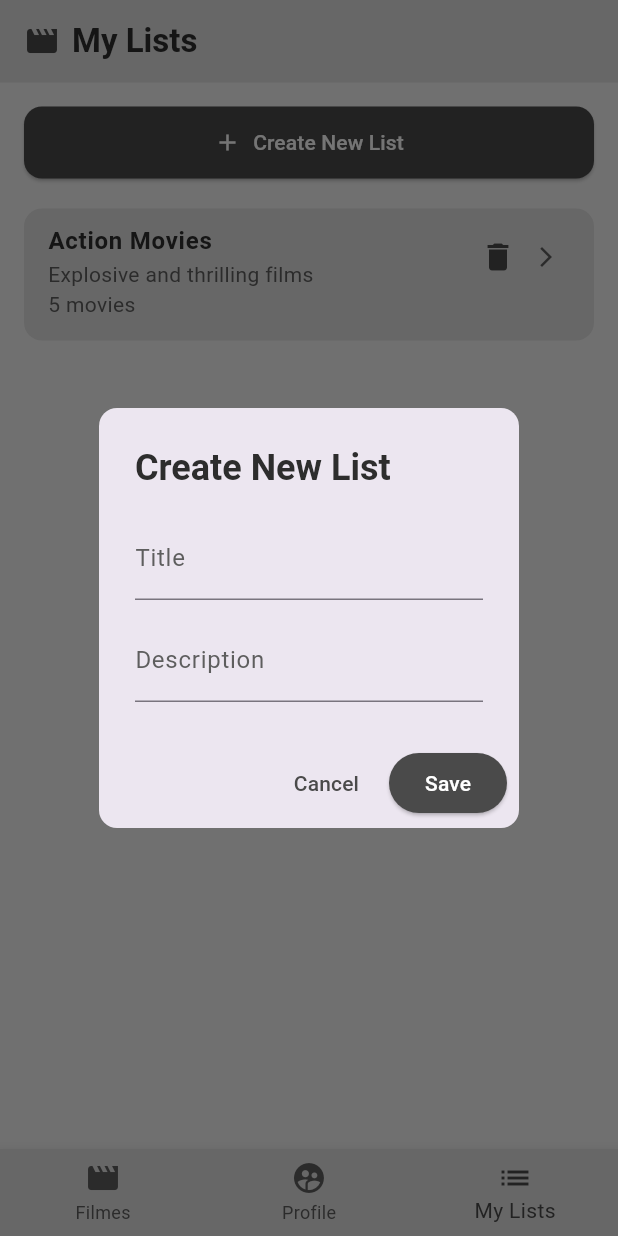
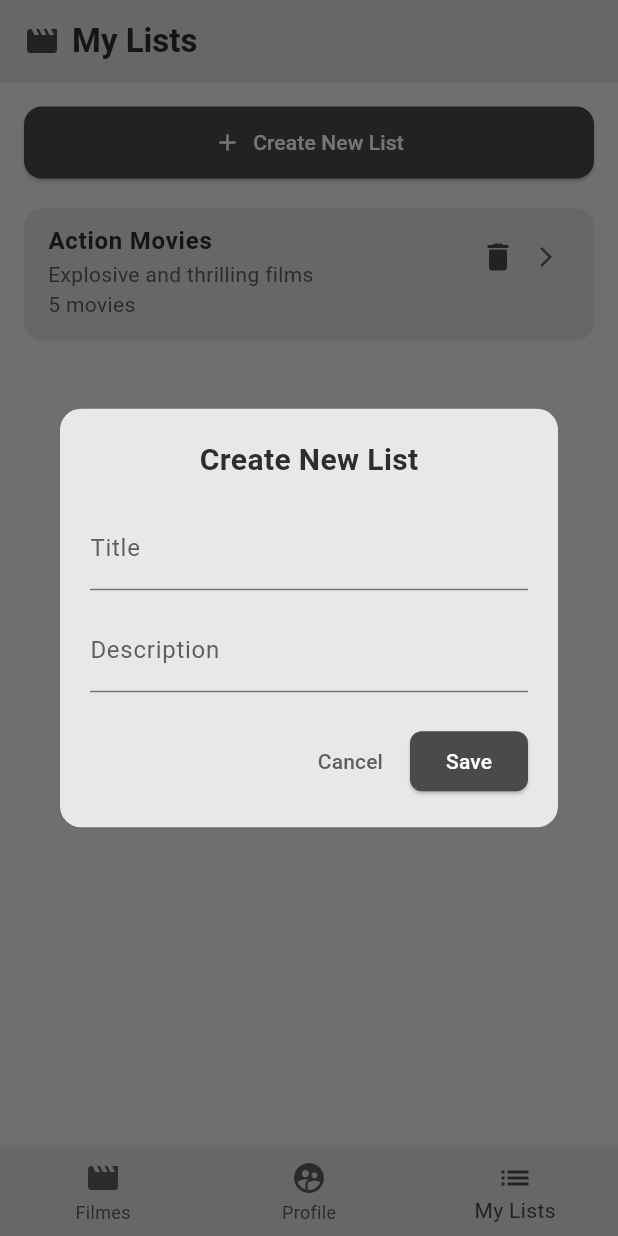
Before and after one commit to doda-s/aiyur-app, a Flutter app: the PageContent screen opened by its route, item 3 of the bottom bar chosen, after a tap on "Create New List", on a phone screen of 412 x 824 dp. Run offline on Flutter 3.47's test engine with Material 3 defaults, Android fonts, the phone set to English and light mode, and no system bars; network calls fail.

```diff
--- a/lib/main.dart
+++ b/lib/main.dart
@@ -18,7 +18,6 @@ class MyApp extends StatelessWidget {
       title: 'My App',
       debugShowCheckedModeBanner: false,
 
-      // 👉 o app começa pela tela de login
       initialRoute: '/login',
 
       routes: {
--- a/lib/widgets/auth/login_page/login_page.dart
+++ b/lib/widgets/auth/login_page/login_page.dart
@@ -10,7 +10,7 @@ class LoginPage extends StatelessWidget {
     final passwordController = TextEditingController();
 
     return Scaffold(
-      backgroundColor: const Color(0xFFF2F2F2), // fundo neutro
+      backgroundColor: const Color(0xFFF2F2F2),
       appBar: AppBar(
         title: const Text("Login"),
         backgroundColor: const Color(0xFFF2F2F2),
@@ -32,7 +32,6 @@ class LoginPage extends StatelessWidget {
             ),
             const SizedBox(height: 32),
 
-            // Campo de e-mail
             TextField(
               controller: emailController,
               decoration: InputDecoration(
@@ -59,7 +58,6 @@ class LoginPage extends StatelessWidget {
             ),
             const SizedBox(height: 16),
 
-            // Campo de senha
             TextField(
               controller: passwordController,
               obscureText: true,
@@ -87,7 +85,6 @@ class LoginPage extends StatelessWidget {
             ),
             const SizedBox(height: 24),
 
-            // Botão de login
             SizedBox(
               width: double.infinity,
               child: ElevatedButton(
@@ -110,7 +107,6 @@ class LoginPage extends StatelessWidget {
             ),
             const SizedBox(height: 16),
 
-            // Link para cadastro
             Row(
               mainAxisAlignment: MainAxisAlignment.center,
               children: [
--- a/lib/widgets/home_page/home_page.dart
+++ b/lib/widgets/home_page/home_page.dart
@@ -5,7 +5,6 @@ import 'package:aiyurapp/widgets/home_page/movie_card.dart';
 import 'package:aiyurapp/widgets/profile_page/profile_page.dart';
 import 'package:aiyurapp/widgets/shared/profile.dart';
 
-// ---------------- TopAppBar ----------------
 class TopAppBar extends StatelessWidget {
   final Widget title;
   final int selectedCategoryIndex;
@@ -24,7 +23,7 @@ class TopAppBar extends StatelessWidget {
       height: 190,
       padding: const EdgeInsets.symmetric(horizontal: 8),
       decoration: const BoxDecoration(
-        color: Color(0xFFE0E0E0), // Cinza neutro claro
+        color: Color(0xFFE0E0E0),
       ),
       child: Column(
         children: [
@@ -54,7 +53,6 @@ class TopAppBar extends StatelessWidget {
   }
 }
 
-// ---------------- CategorySelector ----------------
 class CategorySelector extends StatelessWidget {
   final int selectedIndex;
   final Function(int) onCategorySelected;
@@ -89,7 +87,7 @@ class CategorySelector extends StatelessWidget {
                 padding: const EdgeInsets.symmetric(vertical: 10),
                 decoration: BoxDecoration(
                   color: isSelected
-                      ? const Color(0xFF4A4A4A) // destaque escuro
+                      ? const Color(0xFF4A4A4A)
                       : Colors.transparent,
                   borderRadius: BorderRadius.circular(32),
                 ),
@@ -115,7 +113,6 @@ class CategorySelector extends StatelessWidget {
   }
 }
 
-// ---------------- PageContent ----------------
 class PageContent extends StatefulWidget {
   const PageContent({super.key});
 
@@ -174,7 +171,7 @@ class _PageContentState extends State<PageContent> {
 
   Widget _getBody() {
     switch (_currentBottomIndex) {
-      case 0: // Movies
+      case 0:
         return Column(
           children: [
             TopAppBar(
--- a/lib/widgets/list_page/list_page.dart
+++ b/lib/widgets/list_page/list_page.dart
@@ -19,74 +19,77 @@ class _MyListsPageState extends State<MyListsPage> {
     },
   ];
 
-  void _mostrarPopupCadastro() {
+  void _registerListPopUp() {
     showDialog(
       context: context,
       builder: (context) {
-      return Theme(
-        data: Theme.of(context).copyWith(
-          textTheme: const TextTheme(
-            bodyMedium: TextStyle(color: Color(0xFF2D2D2D)),
-            labelLarge: TextStyle(color: Color(0xFF2D2D2D)), // textos dos botões
+        return Dialog(
+          backgroundColor: const Color(0xFFE8E8E8),
+          shape: RoundedRectangleBorder(
+            borderRadius: BorderRadius.circular(14),
           ),
-          inputDecorationTheme: const InputDecorationTheme(
+          child: Padding(
+            padding: const EdgeInsets.all(20),
+            child: Column(
+              mainAxisSize: MainAxisSize.min,
+              children: [
+                const Text(
+                  "Create New List",
+                  style: TextStyle(
+                    fontSize: 20,
+                    fontWeight: FontWeight.bold,
+                    color: Color(0xFF2D2D2D),
+                  ),
+                ),
+                const SizedBox(height: 16),
+                TextField(
+                  controller: _titleController,
+                  cursorColor: const Color(0xFF4A4A4A),
+                  decoration: const InputDecoration(
+                    labelText: "Title",
                     labelStyle: TextStyle(color: Color(0xFF5E5E5E)),
                     focusedBorder: UnderlineInputBorder(
                       borderSide: BorderSide(color: Color(0xFF4A4A4A)),
                     ),
                   ),
-          textButtonTheme: TextButtonThemeData(
-            style: TextButton.styleFrom(
-              foregroundColor: const Color(0xFF4A4A4A),
-            ),
-          ),
-        ),
-        child: AlertDialog(
-          shape: RoundedRectangleBorder(
-            borderRadius: BorderRadius.circular(12),
-          ),
-          title: const Text(
-            "Create New List",
-            style: TextStyle(
-              color: Color(0xFF2D2D2D),
-              fontWeight: FontWeight.bold,
-            ),
-          ),
-          content: SingleChildScrollView(
-            child: Column(
-              mainAxisSize: MainAxisSize.min,
-              children: [
-                TextField(
-                  controller: _titleController,
-                  cursorColor: const Color(0xFF4A4A4A),
                   style: const TextStyle(color: Color(0xFF2D2D2D)),
-                  decoration: const InputDecoration(labelText: "Title"),
                 ),
                 const SizedBox(height: 12),
                 TextField(
                   controller: _descController,
                   cursorColor: const Color(0xFF4A4A4A),
-                  style: const TextStyle(color: Color(0xFF2D2D2D)),
-                  decoration: const InputDecoration(labelText: "Description"),
-                ),
-              ],
+                  decoration: const InputDecoration(
+                    labelText: "Description",
+                    labelStyle: TextStyle(color: Color(0xFF5E5E5E)),
+                    focusedBorder: UnderlineInputBorder(
+                      borderSide: BorderSide(color: Color(0xFF4A4A4A)),
                     ),
                   ),
-          actionsPadding:
-              const EdgeInsets.symmetric(horizontal: 8, vertical: 6),
-          actions: [
+                  style: const TextStyle(color: Color(0xFF2D2D2D)),
+                ),
+                const SizedBox(height: 22),
+                Row(
+                  mainAxisAlignment: MainAxisAlignment.end,
+                  children: [
                     TextButton(
                       onPressed: () {
                         _titleController.clear();
                         _descController.clear();
                         Navigator.pop(context);
                       },
-              child: const Text("Cancel"),
+                      child: const Text(
+                        "Cancel",
+                        style: TextStyle(color: Color(0xFF5E5E5E)),
                       ),
+                    ),
+                    const SizedBox(width: 6),
                     ElevatedButton(
                       style: ElevatedButton.styleFrom(
                         backgroundColor: const Color(0xFF4A4A4A),
                         foregroundColor: Colors.white,
+                        shape: RoundedRectangleBorder(
+                          borderRadius: BorderRadius.circular(8),
+                        ),
                       ),
                       onPressed: () {
                         if (_titleController.text.trim().isNotEmpty) {
@@ -106,47 +109,63 @@ class _MyListsPageState extends State<MyListsPage> {
                     ),
                   ],
                 ),
+              ],
+            ),
+          ),
         );
       },
     );
   }
 
-
-
-
-  // ----------------------- Confirmação de Remoção -----------------------
-  void _confirmarRemocao(int index) {
+  void _confirmRemove(int index) {
     showDialog(
       context: context,
       builder: (context) {
-        return AlertDialog(
-          backgroundColor: const Color(0xFFF5F5F5),
+        return Dialog(
+          backgroundColor: const Color(0xFFE8E8E8),
           shape: RoundedRectangleBorder(
-            borderRadius: BorderRadius.circular(12),
+            borderRadius: BorderRadius.circular(14),
           ),
-          title: const Text(
+          child: Padding(
+            padding: const EdgeInsets.all(20),
+            child: Column(
+              mainAxisSize: MainAxisSize.min,
+              children: [
+                const Text(
                   "Remove List",
                   style: TextStyle(
+                    fontSize: 20,
+                    fontWeight: FontWeight.bold,
                     color: Color(0xFF2D2D2D),
-              fontWeight: FontWeight.bold,
                   ),
                 ),
-          content: Text(
+                const SizedBox(height: 16),
+                Text(
                   "Are you sure you want to remove '${_lists[index]["title"]}'?",
-            style: const TextStyle(color: Color(0xFF5E5E5E)),
+                  style: const TextStyle(
+                    color: Color(0xFF5E5E5E),
+                    fontSize: 15,
                   ),
-          actions: [
+                ),
+                const SizedBox(height: 22),
+                Row(
+                  mainAxisAlignment: MainAxisAlignment.end,
+                  children: [
                     TextButton(
                       onPressed: () => Navigator.pop(context),
                       child: const Text(
                         "Cancel",
-                style: TextStyle(color: Color(0xFF4A4A4A)),
+                        style: TextStyle(color: Color(0xFF5E5E5E)),
                       ),
                     ),
+                    const SizedBox(width: 6),
                     ElevatedButton(
                       style: ElevatedButton.styleFrom(
                         backgroundColor: const Color(0xFF4A4A4A),
                         foregroundColor: Colors.white,
+                        shape: RoundedRectangleBorder(
+                          borderRadius: BorderRadius.circular(8),
+                        ),
                       ),
                       onPressed: () {
                         setState(() {
@@ -157,12 +176,15 @@ class _MyListsPageState extends State<MyListsPage> {
                       child: const Text("Delete"),
                     ),
                   ],
+                ),
+              ],
+            ),
+          ),
         );
       },
     );
   }
 
-  // ----------------------- Top Bar -----------------------
   PreferredSizeWidget _buildTopBar() {
     return AppBar(
       automaticallyImplyLeading: false,
@@ -170,10 +192,10 @@ class _MyListsPageState extends State<MyListsPage> {
       elevation: 0,
       toolbarHeight: 55,
       titleSpacing: 0,
-      title: Padding(
-        padding: const EdgeInsets.symmetric(horizontal: 12.0),
+      title: const Padding(
+        padding: EdgeInsets.symmetric(horizontal: 12.0),
         child: Row(
-          children: const [
+          children: [
             Padding(
               padding: EdgeInsets.only(right: 8, left: 4),
               child: Icon(Icons.movie, color: Color(0xFF4A4A4A)),
@@ -192,11 +214,10 @@ class _MyListsPageState extends State<MyListsPage> {
     );
   }
 
-  // ----------------------- Corpo -----------------------
   @override
   Widget build(BuildContext context) {
     return Scaffold(
-      backgroundColor: const Color(0xFFF5F5F5),
+      backgroundColor: const Color(0xFFF2F2F2),
       appBar: _buildTopBar(),
       body: Padding(
         padding: const EdgeInsets.all(16),
@@ -206,7 +227,7 @@ class _MyListsPageState extends State<MyListsPage> {
             SizedBox(
               width: double.infinity,
               child: ElevatedButton.icon(
-                onPressed: _mostrarPopupCadastro,
+                onPressed: _registerListPopUp,
                 icon: const Icon(Icons.add),
                 label: const Text("Create New List"),
                 style: ElevatedButton.styleFrom(
@@ -220,13 +241,11 @@ class _MyListsPageState extends State<MyListsPage> {
               ),
             ),
             const SizedBox(height: 20),
-
             Expanded(
-              child: SingleChildScrollView(
-                child: Column(
-                  children: _lists.asMap().entries.map((entry) {
-                    final index = entry.key;
-                    final list = entry.value;
+              child: ListView.builder(
+                itemCount: _lists.length,
+                itemBuilder: (context, index) {
+                  final list = _lists[index];
                   return Card(
                     color: const Color(0xFFE0E0E0),
                     shape: RoundedRectangleBorder(
@@ -254,12 +273,17 @@ class _MyListsPageState extends State<MyListsPage> {
                         mainAxisSize: MainAxisSize.min,
                         children: [
                           IconButton(
-                              icon: const Icon(Icons.delete,
-                                  color: Color(0xFF4A4A4A)),
-                              onPressed: () => _confirmarRemocao(index),
+                            icon: const Icon(
+                              Icons.delete,
+                              color: Color(0xFF4A4A4A),
                             ),
-                            const Icon(Icons.arrow_forward_ios,
-                                size: 16, color: Color(0xFF5E5E5E)),
+                            onPressed: () => _confirmRemove(index),
+                          ),
+                          const Icon(
+                            Icons.arrow_forward_ios,
+                            size: 16,
+                            color: Color(0xFF5E5E5E),
+                          ),
                         ],
                       ),
                       onTap: () {
@@ -267,8 +291,7 @@ class _MyListsPageState extends State<MyListsPage> {
                       },
                     ),
                   );
-                  }).toList(),
-                ),
+                },
               ),
             ),
           ],
```
Also changed, not shown: lib/widgets/auth/register_page/register_page.dart (+1 -6 lines), lib/widgets/movie_detail/movie_detail.dart (+5 -12 lines), lib/widgets/profile_page/profile_page.dart (+4 -7 lines). Lines whose indentation alone changed are shown as unchanged.
